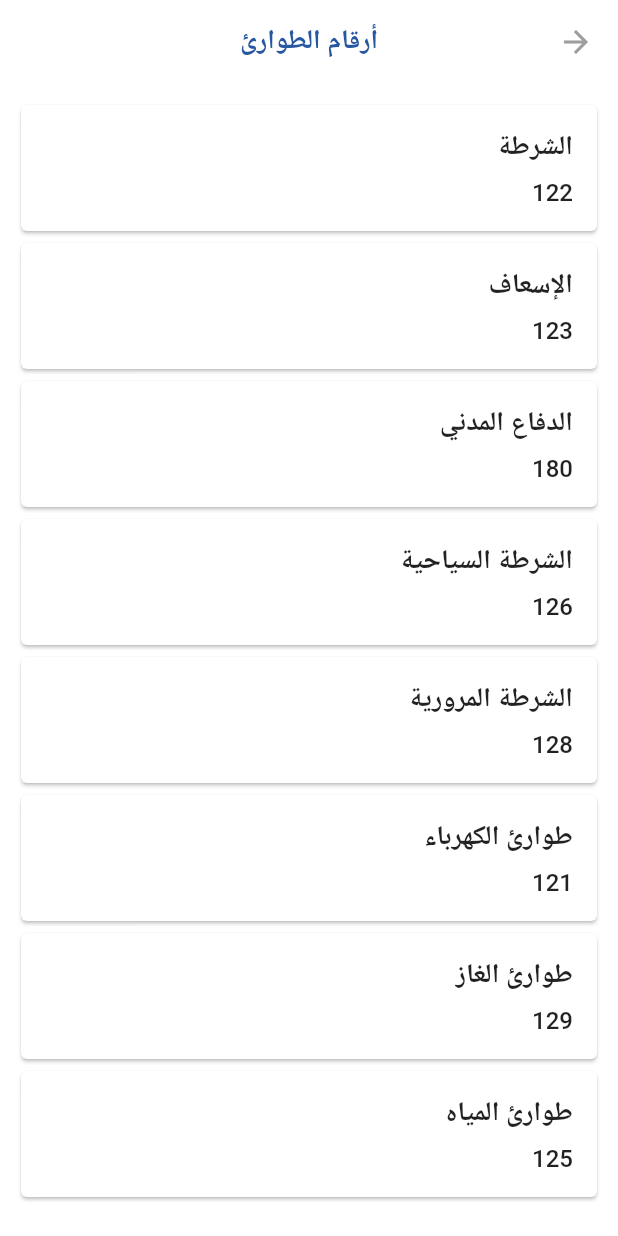
After one commit to amrhassann/mechanic, a Flutter app: the EmergencyNumbersScreen screen opened directly, on a phone screen of 412 x 824 dp. The commit adds this screen. Run offline on Flutter 3.47's test engine with Material 2 defaults, Android fonts, the phone set to English and light mode, and no system bars; our stand-ins replace animate_do, firebase_auth, firebase_core, flutter_staggered_animations, get, hive and 2 more; missing offline and left inert: font_awesome_flutter_named, maps_launcher; accounts and stored records are empty.

Commit message:
emergency numbers feature

```diff
--- /dev/null
+++ b/lib/features/emergency/emergency_number_card.dart
@@ -0,0 +1,44 @@
+import 'package:flutter/material.dart';
+import 'package:url_launcher/url_launcher.dart';
+
+class EmergencyNumberCard extends StatelessWidget {
+  const EmergencyNumberCard({Key? key, required this.emergencyNumber})
+      : super(key: key);
+
+  final Map<String, dynamic> emergencyNumber;
+
+  @override
+  Widget build(BuildContext context) {
+    return GestureDetector(
+      onTap: () async {
+        String phoneNumber = 'tel:${emergencyNumber['number']}';
+        launchUrl(Uri.parse(phoneNumber));
+      },
+      child: Card(
+        child: Padding(
+          padding: const EdgeInsets.all(16.0),
+          child: Column(
+            crossAxisAlignment: CrossAxisAlignment.start,
+            children: [
+              Text(
+                emergencyNumber['name'],
+                style: const TextStyle(
+                  fontSize: 18,
+                  fontWeight: FontWeight.bold,
+                ),
+              ),
+              const SizedBox(height: 8),
+              Text(
+                emergencyNumber['number'],
+                style: const TextStyle(
+                  fontSize: 16,
+                  fontWeight: FontWeight.w500,
+                ),
+              ),
+            ],
+          ),
+        ),
+      ),
+    );
+  }
+}
--- /dev/null
+++ b/lib/features/emergency/emergency_numbers_list.dart
@@ -0,0 +1,39 @@
+import 'package:animate_do/animate_do.dart';
+import 'package:flutter/material.dart';
+import 'package:mechanic/features/emergency/emergency_number_card.dart';
+
+class EmergencyNumbersScreen extends StatelessWidget {
+  final List<Map<String, dynamic>> emergencyNumbers = [
+    {'name': 'الشرطة', 'number': '122'},
+    {'name': 'الإسعاف', 'number': '123'},
+    {'name': 'الدفاع المدني', 'number': '180'},
+    {'name': 'الشرطة السياحية', 'number': '126'},
+    {'name': 'الشرطة المرورية', 'number': '128'},
+    {'name': 'طوارئ الكهرباء', 'number': '121'},
+    {'name': 'طوارئ الغاز', 'number': '129'},
+    {'name': 'طوارئ المياه', 'number': '125'},
+  ];
+
+  EmergencyNumbersScreen({super.key});
+
+  @override
+  Widget build(BuildContext context) {
+    return Scaffold(
+      appBar: AppBar(
+        title: const Text('أرقام الطوارئ'),
+      ),
+      body: FadeIn(
+        child: ListView.builder(
+          physics: const BouncingScrollPhysics(),
+          padding: const EdgeInsets.all(10),
+          itemCount: emergencyNumbers.length,
+          itemBuilder: (context, index) {
+            return EmergencyNumberCard(
+              emergencyNumber: emergencyNumbers[index],
+            );
+          },
+        ),
+      ),
+    );
+  }
+}
--- a/lib/features/home/widgets/drawer.dart
+++ b/lib/features/home/widgets/drawer.dart
@@ -6,6 +6,7 @@ import 'package:mechanic/core/constants.dart';
 import 'package:mechanic/data/data_sources/auth_remote_data_source.dart';
 import 'package:mechanic/data/models/user_model/user_model.dart';
 import 'package:mechanic/features/auth/view/login_screen.dart';
+import 'package:mechanic/features/emergency/emergency_numbers_list.dart';
 import 'package:mechanic/features/home/widgets/drawer_tile.dart';
 import 'package:mechanic/features/near_workshop/near_workshops_screen.dart';
 import 'package:mechanic/features/profile/view/profile_screen.dart';
@@ -59,7 +60,7 @@ class HomeDrawer extends StatelessWidget {
             icon: const Icon(Icons.emergency),
             onTap: () {
               Get.to(
-                () => const NearWorkShopScreen(),
+                () =>  EmergencyNumbersScreen(),
                 transition: kTransition1,
                 duration: kTransitionDuration,
               );
--- a/lib/main.dart
+++ b/lib/main.dart
@@ -2,6 +2,7 @@ import 'package:firebase_core/firebase_core.dart';
 import 'package:flutter/material.dart';
 import 'package:get/get.dart';
 import 'package:mechanic/core/bindings.dart';
+import 'package:mechanic/core/manager/colors_manager.dart';
 import 'package:mechanic/data/data_sources/hive_helper.dart';
 import 'package:mechanic/features/auth/view/login_screen.dart';
 import 'package:mechanic/features/home/home_screen.dart';
@@ -28,14 +29,13 @@ class MyApp extends StatelessWidget {
       debugShowCheckedModeBanner: false,
       theme: ThemeData(
         scaffoldBackgroundColor: Colors.white,
-        drawerTheme: DrawerThemeData(),
         appBarTheme: const AppBarTheme(
           iconTheme: IconThemeData(color: Colors.grey),
           backgroundColor: Colors.white,
           elevation: 0,
           centerTitle: true,
           titleTextStyle: TextStyle(
-            color: Colors.black,
+            color: ColorsManager.primary,
             fontWeight: FontWeight.bold,
             fontSize: 18,
           ),
--- a/pubspec.yaml
+++ b/pubspec.yaml
@@ -25,6 +25,7 @@ dependencies:
   hive_flutter: ^1.1.0
   firebase_auth: ^4.5.0
   font_awesome_flutter_named: ^1.1.2+1
+  url_launcher: ^6.1.10
 
 dev_dependencies:
   flutter_test:
```
Also changed, not shown: pubspec.lock.
